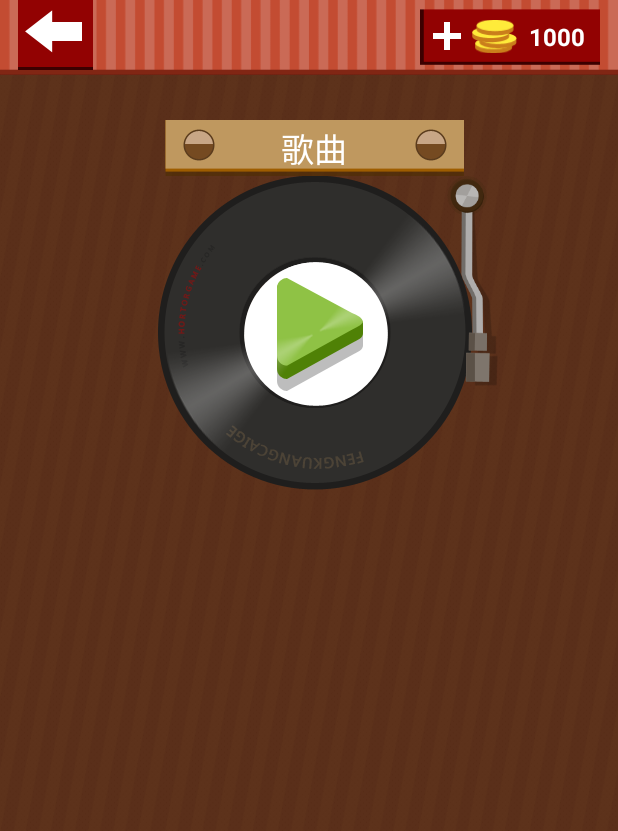
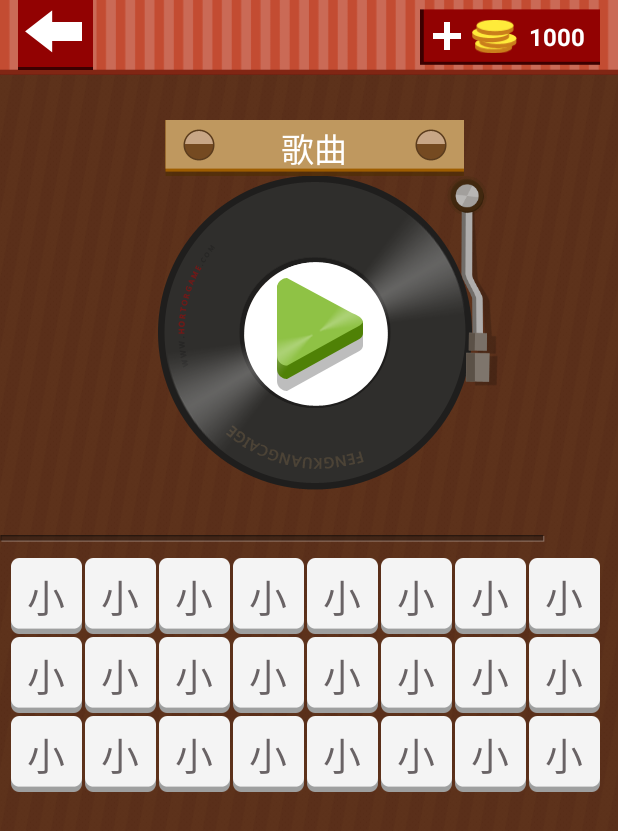
Before and after one commit to MicroKibaco/CrazyGuessMusic, an Android app: the screen it shows after launch (GrazyGuessMusicActivity), on a phone screen of 412 x 824 dp. Shown: the top 831 px of the screen. Run offline under Robolectric (Android 15) with nearby library versions, the light colour scheme and no system bars.

Commit message:
初始化GridView刷新数据源

```diff
--- a/app/src/main/java/com/asiainfo/crazyguessmusic/activity/GrazyGuessMusicActivity.java
+++ b/app/src/main/java/com/asiainfo/crazyguessmusic/activity/GrazyGuessMusicActivity.java
@@ -11,6 +11,10 @@ import android.widget.ImageView;
 import android.widget.LinearLayout;
 
 import com.asiainfo.crazyguessmusic.R;
+import com.asiainfo.crazyguessmusic.model.WordButton;
+import com.asiainfo.crazyguessmusic.view.StrongerGridView;
+
+import java.util.ArrayList;
 
 /**
  * 唱片相关动画
@@ -18,25 +22,20 @@ import com.asiainfo.crazyguessmusic.R;
 
 public class GrazyGuessMusicActivity extends Activity implements View.OnClickListener {
 
+    private static final int COUNT_WORDS = 24;
     /**
      * 与唱片相关动画
      */
     private Animation mPanAnim;
-
     //代表动画的运动速度
     private LinearInterpolator mPanLin;
-
     /**
      * 与播杆相关动画
      */
     private Animation mBarInAnim;
-
     private LinearInterpolator mBarInLin;
-
     private Animation mBarOutAnim;
-
     private LinearInterpolator mBarOutLin;
-
     /**
      * Play 按键处理事件
      *
@@ -46,14 +45,17 @@ public class GrazyGuessMusicActivity extends Activity implements View.OnClickLis
     private ImageButton mBtnPlayStart;
     private ImageButton mBtnBarBack;
     private LinearLayout mLlGameCoin;
-
     private ImageView mViewPan;
     private ImageView mViewPanBar;
-
     /**
      * 判断是否处于播放状态
      */
     private boolean mIsRunning = false;
+    //文字框容器
+    private ArrayList<WordButton> mAllWords;
+
+    //
+    private StrongerGridView mStrongerGridView;
 
 
     @Override
@@ -63,13 +65,15 @@ public class GrazyGuessMusicActivity extends Activity implements View.OnClickLis
 
         initView();
         initListener();
+        initDatas();
     }
+
 
 
     /**
      * 初始化控件
      */
-    private void initView() {
+    public void initView() {
         /**
          *  初始化动画
          */
@@ -79,6 +83,7 @@ public class GrazyGuessMusicActivity extends Activity implements View.OnClickLis
 
         mViewPan = (ImageView) findViewById(R.id.imv_play_pan);
         mViewPanBar = (ImageView) findViewById(R.id.imv_play_bar);
+        mStrongerGridView = (StrongerGridView) findViewById(R.id.my_gridview);
 
 
         mPanAnim = AnimationUtils.loadAnimation(this, R.anim.rotate);
@@ -107,6 +112,7 @@ public class GrazyGuessMusicActivity extends Activity implements View.OnClickLis
         mLlGameCoin.setOnClickListener(this);
         initAnimListener();
     }
+
 
     private void initAnimListener() {
         /**
@@ -204,9 +210,42 @@ public class GrazyGuessMusicActivity extends Activity implements View.OnClickLis
         //mViewPan.startAnimation();
     }
 
+    public void initDatas() {
+
+        //获得数据
+        mAllWords = initAllWord();
+
+        //更新数据---StrongerGridView
+        mStrongerGridView.updateDatas(mAllWords);
+
+    }
+
+    private ArrayList<WordButton> initAllWord() {
+
+        ArrayList<WordButton> wordBtnList = new ArrayList<>();
+
+        //获得所有待选文字
+        for (int i = 0; i < COUNT_WORDS; i++) {
+
+            WordButton wordButton = new WordButton();
+
+            wordButton.mWordStr = "小";
+
+            wordBtnList.add(wordButton);
+
+        }
+
+
+        return wordBtnList;
+
+    }
+
+
     @Override
     protected void onPause() {
         mViewPan.clearAnimation();
         super.onPause();
     }
+
+
 }
--- a/app/src/main/java/com/asiainfo/crazyguessmusic/view/StrongerGridView.java
+++ b/app/src/main/java/com/asiainfo/crazyguessmusic/view/StrongerGridView.java
@@ -21,11 +21,11 @@ import java.util.List;
 
 public class StrongerGridView extends GridView {
 
-    private List<WordButton> mWordBtnList = new ArrayList<>();
+    public List<WordButton> mWordBtnList = new ArrayList<>();
 
-    private StrongerGridAdapter mStrongerGridAdapter;
+    public StrongerGridAdapter mStrongerGridAdapter;
 
-    private Context mContext;
+    public Context mContext;
 
     public StrongerGridView(Context context) {
         super(context);
@@ -36,13 +36,22 @@ public class StrongerGridView extends GridView {
         super(context, attrs);
         mStrongerGridAdapter = new StrongerGridAdapter();
         this.setAdapter(mStrongerGridAdapter);
-        mContext = context;
+        this.mContext = context;
 
 
     }
 
     public StrongerGridView(Context context, AttributeSet attrs, int defStyleAttr) {
         super(context, attrs, defStyleAttr);
+    }
+
+    public void updateDatas(ArrayList<WordButton> mwordbuttons) {
+
+        this.mWordBtnList = mwordbuttons;
+
+        //重新设置数据源
+        setAdapter(mStrongerGridAdapter);
+
     }
 
     class StrongerGridAdapter extends BaseAdapter {
@@ -63,6 +72,7 @@ public class StrongerGridView extends GridView {
         public long getItemId(int position) {
             return 0;
         }
+
 
         @Override
         public View getView(int position, View convertView, ViewGroup parent) {
@@ -85,5 +95,4 @@ public class StrongerGridView extends GridView {
             return convertView;
         }
     }
-
 }
--- a/app/src/main/res/layout/activity_grazy_guess_music.xml
+++ b/app/src/main/res/layout/activity_grazy_guess_music.xml
@@ -20,6 +20,9 @@
         <!--唱片-->
         <include layout="@layout/pan_layout"/>
 
+        <!--文字框-->
+        <include layout="@layout/music_word_select"/>
+
     </LinearLayout>
 
 
--- /dev/null
+++ b/app/src/main/res/layout/music_word_select.xml
@@ -0,0 +1,39 @@
+<?xml version="1.0" encoding="utf-8"?>
+<LinearLayout xmlns:android="http://schemas.android.com/apk/res/android"
+              android:orientation="vertical"
+              android:layout_width="wrap_content"
+              android:layout_marginTop="20dp"
+              android:layout_height="match_parent">
+
+    <LinearLayout
+            android:layout_width="match_parent"
+            android:layout_marginBottom="10dp"
+            android:layout_gravity="center_horizontal"
+            android:layout_height="wrap_content">
+
+    </LinearLayout>
+
+    <ImageView
+            android:layout_width="wrap_content"
+            android:layout_height="wrap_content"
+            android:id="@+id/imv_word"
+            android:background="@drawable/game_line"
+            />
+
+    <com.asiainfo.crazyguessmusic.view.StrongerGridView
+            android:id="@+id/my_gridview"
+            android:layout_width="wrap_content"
+            android:layout_marginTop="5dp"
+            android:layout_weight="1"
+            android:gravity="center"
+            android:horizontalSpacing="2dp"
+            android:numColumns="8"
+            android:orientation="vertical"
+            android:paddingLeft="2dp"
+            android:paddingRight="2dp"
+            android:verticalSpacing="2dp"
+            android:layout_height="match_parent">
+
+    </com.asiainfo.crazyguessmusic.view.StrongerGridView>
+
+</LinearLayout>
```
